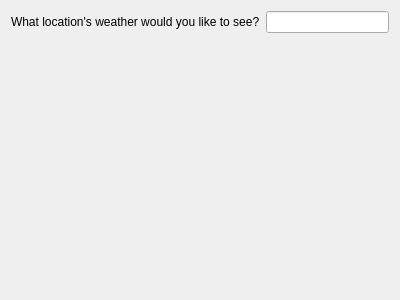
The window that weatherwindow.ui (steven938/Raspi-Widget) describes before a commit, drawn with Qt 5.
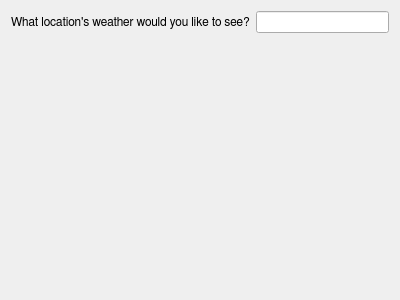
The same window after the commit.

The edit to the form file:
```diff
--- a/weatherwindow.ui
+++ b/weatherwindow.ui
@@ -16,13 +16,24 @@
   <layout class="QFormLayout" name="formLayout">
    <item row="0" column="0">
     <widget class="QLabel" name="label">
+     <property name="font">
+      <font>
+       <family>FreeSans</family>
+      </font>
+     </property>
      <property name="text">
       <string>What location's weather would you like to see?</string>
      </property>
     </widget>
    </item>
    <item row="0" column="1">
-    <widget class="QLineEdit" name="searchBar"/>
+    <widget class="QLineEdit" name="searchBar">
+     <property name="font">
+      <font>
+       <family>FreeSans</family>
+      </font>
+     </property>
+    </widget>
    </item>
   </layout>
  </widget>
```
